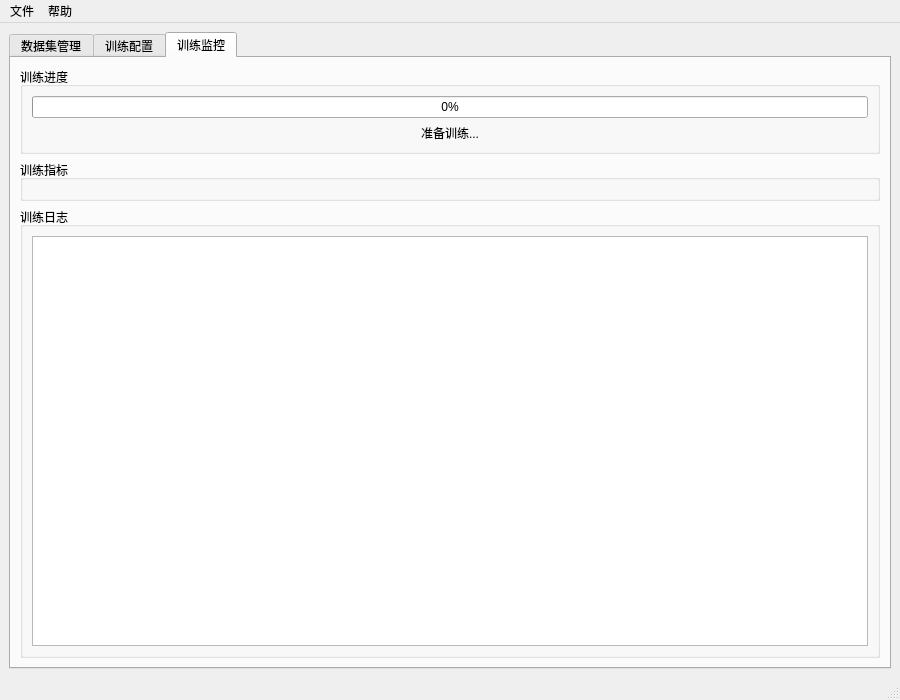
Qt form yolo/Train.ui (kimmkless/YoloDetector) before a commit.
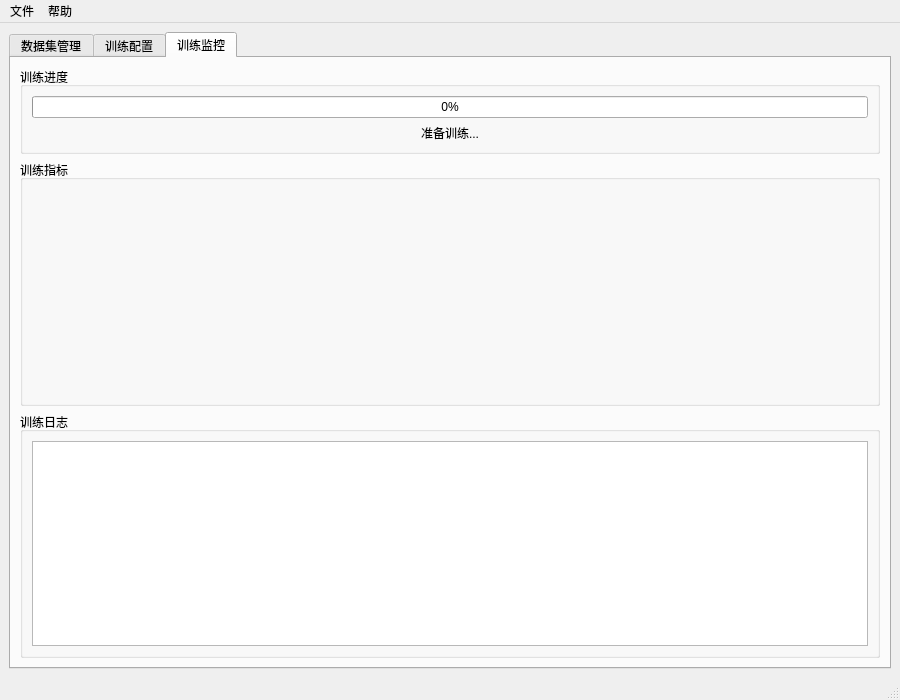
The same form after that commit. The open tabs and pages were chosen to show the change. Custom widgets are drawn as their Qt base class.

What changed in the file:
```diff
--- a/yolo/Train.ui
+++ b/yolo/Train.ui
@@ -360,9 +360,18 @@
           </property>
           <layout class="QVBoxLayout" name="verticalLayout_8">
            <item>
-            <widget class="QCustomPlot" name="customPlot" native="true">
-             <property name="styleSheet">
-              <string notr="true">background-color: white;</string>
+            <widget class="QWidget" name="plotWidget" native="true">
+             <property name="sizePolicy">
+              <sizepolicy hsizetype="Expanding" vsizetype="Expanding">
+               <horstretch>0</horstretch>
+               <verstretch>0</verstretch>
+              </sizepolicy>
+             </property>
+             <property name="minimumSize">
+              <size>
+               <width>100</width>
+               <height>10</height>
+              </size>
              </property>
             </widget>
            </item>
@@ -374,9 +383,15 @@
           <property name="title">
            <string>训练日志</string>
           </property>
-          <layout class="QVBoxLayout" name="verticalLayout_9">
+          <layout class="QHBoxLayout" name="horizontalLayout_4">
            <item>
             <widget class="QTextEdit" name="textEditLog">
+             <property name="minimumSize">
+              <size>
+               <width>1</width>
+               <height>0</height>
+              </size>
+             </property>
              <property name="readOnly">
               <bool>true</bool>
              </property>
@@ -441,13 +456,6 @@
    </property>
   </action>
  </widget>
- <customwidgets>
-  <customwidget>
-   <class>QCustomPlot</class>
-   <extends>QWidget</extends>
-   <header>qcustomplot.h</header>
-  </customwidget>
- </customwidgets>
  <resources/>
  <connections/>
 </ui>
```
Left out of the diff: 36 changed lines with no effect on the pictures.
